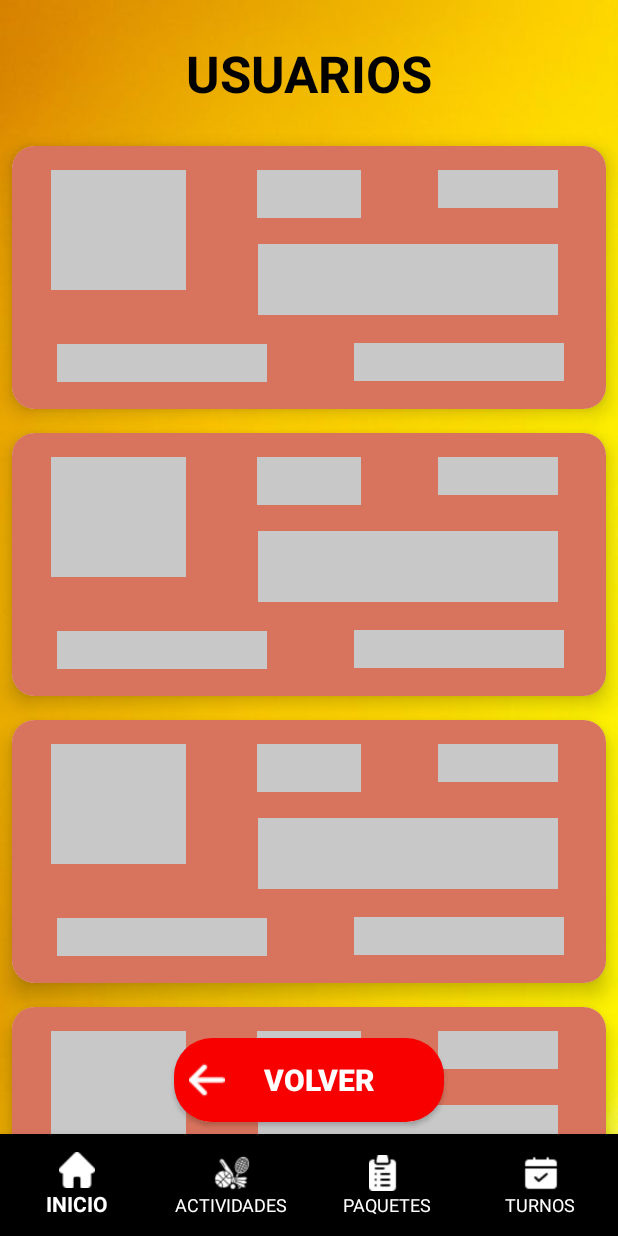
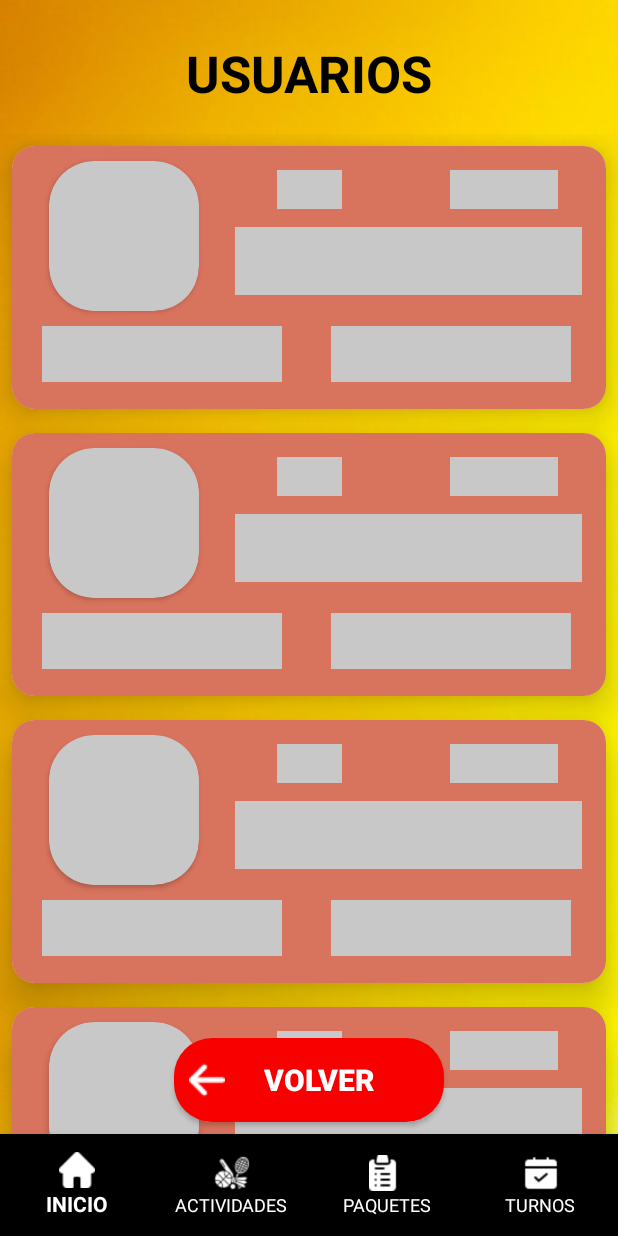
Before and after one commit to ginobasile/Grupo3-TP3-Gimnasio, an Android app: the UsuariosLista screen opened through its navigation route, on a phone screen of 412 x 824 dp. Run offline under Robolectric (Android 15) with nearby library versions, the phone set to English and light mode, and no system bars; our stand-ins replace Firebase (no records; nobody signed in at launch, a user with empty details on screens opened directly), Picasso, Shimmer, navigation-ui; pictures from the network do not load.

Commit message:
Shimmer Usuario Card

```diff
--- a/app/src/main/res/layout/usuario_item_shimmer.xml
+++ b/app/src/main/res/layout/usuario_item_shimmer.xml
@@ -7,7 +7,7 @@
     android:layout_margin="8dp"
     android:maxWidth="380dp"
     app:cardCornerRadius="15dp"
-    app:cardElevation="8dp">
+    app:cardElevation="15dp">
 
 
     <androidx.constraintlayout.widget.ConstraintLayout
@@ -17,74 +17,71 @@
 
 
         <FrameLayout
-            android:id="@+id/shimmerNombre"
-            android:layout_width="200dp"
-            android:layout_height="47dp"
-            android:layout_marginTop="24dp"
+            android:id="@+id/txtNombreApellidoShimmer"
+            android:layout_width="231dp"
+            android:layout_height="45dp"
+            android:layout_marginTop="12dp"
+            android:layout_marginEnd="16dp"
+            android:background="#C8C8C9"
+            android:drawableLeft="@drawable/name_icon"
+            android:drawablePadding="5dp"
+            android:ellipsize="end"
+
+            android:maxLines="1"
+
+            app:layout_constraintEnd_toEndOf="parent"
+            app:layout_constraintTop_toBottomOf="@+id/shimmerId" />
+
+        <FrameLayout
+            android:id="@+id/txtTicketsEnUsuarioShimmer"
+            android:layout_width="160dp"
+            android:layout_height="37dp"
+
+            android:background="#C8C8C9"
 
 
-            android:layout_marginEnd="32dp"
-            android:background="#C8C8C9"
-            app:layout_constraintEnd_toEndOf="parent"
-            app:layout_constraintTop_toBottomOf="@+id/shimmerAdmin" />
+
+            app:layout_constraintBottom_toBottomOf="parent"
+            app:layout_constraintEnd_toStartOf="@+id/guideline2"
+            app:layout_constraintHorizontal_bias="0.532"
+            app:layout_constraintStart_toStartOf="parent"
+            app:layout_constraintTop_toBottomOf="@+id/txtNombreApellidoShimmer"
+            app:layout_constraintVertical_bias="0.529" />
 
         <FrameLayout
-            android:id="@+id/shimmerTickets"
-            android:layout_width="140dp"
-            android:layout_height="25dp"
-            android:layout_marginTop="1dp"
+            android:id="@+id/txtDniEnUsuarioShimmer"
+            android:layout_width="160dp"
+            android:layout_height="37dp"
 
             android:background="#C8C8C9"
-            app:layout_constraintBottom_toBottomOf="parent"
-            app:layout_constraintEnd_toStartOf="@+id/guideline2"
-            app:layout_constraintStart_toStartOf="parent"
-            app:layout_constraintTop_toBottomOf="@+id/shimmerNombre" />
 
-        <FrameLayout
-            android:id="@+id/shimmerDni"
-            android:layout_width="140dp"
-            android:layout_height="25dp"
-            android:background="#C8C8C9"
 
             app:layout_constraintBottom_toBottomOf="parent"
             app:layout_constraintEnd_toEndOf="parent"
+            app:layout_constraintHorizontal_bias="0.39"
             app:layout_constraintStart_toStartOf="@+id/guideline2"
-            app:layout_constraintTop_toBottomOf="@+id/shimmerNombre" />
+            app:layout_constraintTop_toBottomOf="@+id/txtNombreApellidoShimmer"
+            app:layout_constraintVertical_bias="0.542" />
 
         <FrameLayout
-            android:id="@+id/shimmerAdmin"
-
-            android:layout_width="80dp"
-            android:layout_height="25dp"
+            android:id="@+id/txtAdminShimmer"
+            android:layout_width="72dp"
+            android:layout_height="26dp"
             android:layout_marginTop="16dp"
             android:layout_marginEnd="32dp"
+
             android:background="#C8C8C9"
 
             app:layout_constraintEnd_toEndOf="parent"
             app:layout_constraintTop_toTopOf="parent" />
 
-        <TextView
+        <FrameLayout
             android:id="@+id/shimmerId"
-            android:layout_width="90dp"
-            android:layout_height="80dp"
-
-
-            android:layout_marginStart="1dp"
+            android:layout_width="43dp"
+            android:layout_height="26dp"
             android:layout_marginTop="16dp"
             android:background="#C8C8C9"
-            app:layout_constraintEnd_toStartOf="@+id/shimmerId2"
-            app:layout_constraintHorizontal_bias="0.341"
-            app:layout_constraintStart_toStartOf="parent"
-            app:layout_constraintTop_toTopOf="parent" />
-
-        <TextView
-            android:id="@+id/shimmerId2"
-            android:layout_width="69dp"
-            android:layout_height="32dp"
-            android:layout_marginTop="16dp"
-
-
-            android:background="#C8C8C9"
+            app:layout_constraintBottom_toTopOf="@+id/txtNombreApellidoShimmer"
             app:layout_constraintEnd_toEndOf="parent"
             app:layout_constraintStart_toStartOf="parent"
             app:layout_constraintTop_toTopOf="parent" />
@@ -94,7 +91,25 @@
             android:layout_width="wrap_content"
             android:layout_height="wrap_content"
             android:orientation="vertical"
-            app:layout_constraintGuide_end="197dp" />
+            app:layout_constraintGuide_begin="184dp"
+            app:layout_constraintGuide_percent="0.5" />
+
+        <androidx.cardview.widget.CardView
+            android:layout_width="100dp"
+            android:layout_height="100dp"
+            android:layout_marginStart="8dp"
+            android:layout_marginTop="8dp"
+            android:layout_marginEnd="8dp"
+            android:layout_marginBottom="8dp"
+            app:cardBackgroundColor="#C8C8C9"
+            app:cardCornerRadius="30dp"
+            app:layout_constraintBottom_toTopOf="@+id/txtTicketsEnUsuarioShimmer"
+            app:layout_constraintEnd_toStartOf="@+id/txtNombreApellidoShimmer"
+            app:layout_constraintStart_toStartOf="parent"
+            app:layout_constraintTop_toTopOf="parent">
+
+
+        </androidx.cardview.widget.CardView>
 
 
     </androidx.constraintlayout.widget.ConstraintLayout>
```
